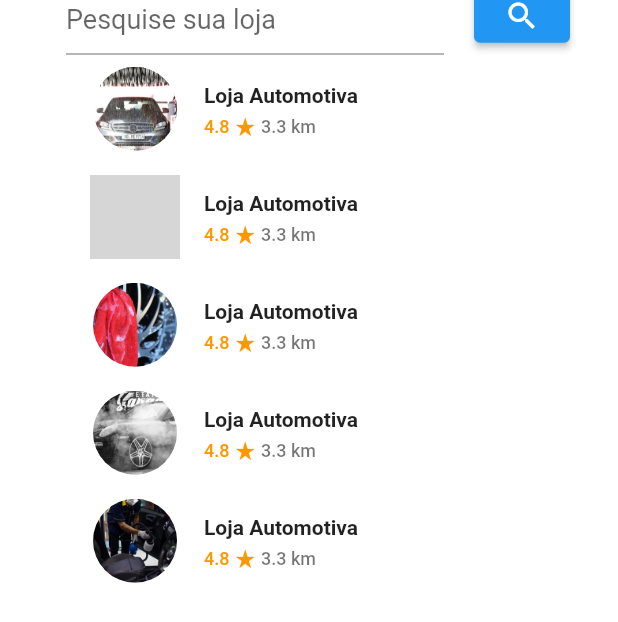
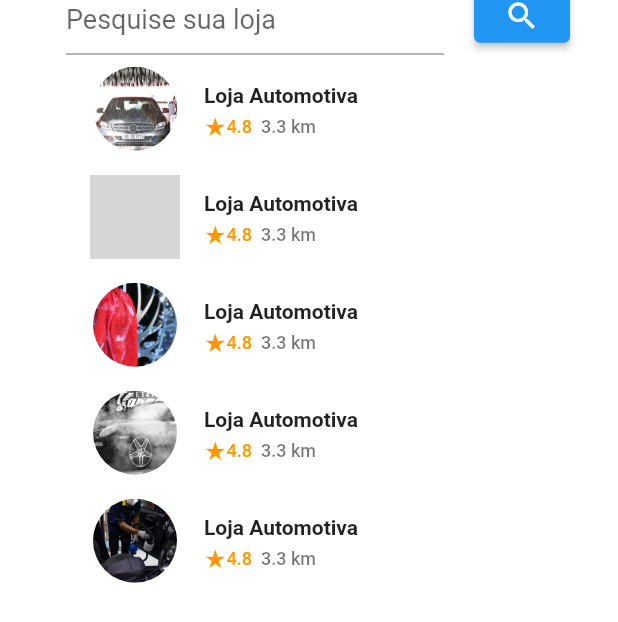
Before and after one commit to lucaspossati/iWash, a Flutter app: the Home screen opened by its route, on a phone screen of 412 x 824 dp. Shown: the part 606-1228 px from the top of the screen. Run offline on Flutter 3.47's test engine with Material 2 defaults, Android fonts, the phone set to English and light mode, and no system bars; our stand-ins replace google_fonts, google_maps_flutter; grey boxes are pictures that could not be loaded.

Commit message:
Alterado a posição da estrela de avaliação

```diff
--- a/lib/lojaCard.dart
+++ b/lib/lojaCard.dart
@@ -24,6 +24,11 @@ class LojaCard extends StatelessWidget {
       ]),
       subtitle: Row(
         children: [
+           Icon(
+            Icons.star_rate,
+            color: Colors.orange,
+            size: 15,
+          ),
           Text(
             lojas.avaliacao,
             style: TextStyle(
@@ -31,11 +36,6 @@ class LojaCard extends StatelessWidget {
               fontSize: 12,
               color: Colors.orange,
             ),
-          ),
-          Icon(
-            Icons.star_rate,
-            color: Colors.orange,
-            size: 15,
           ),
           Text(
             ' ' + lojas.km,
```
